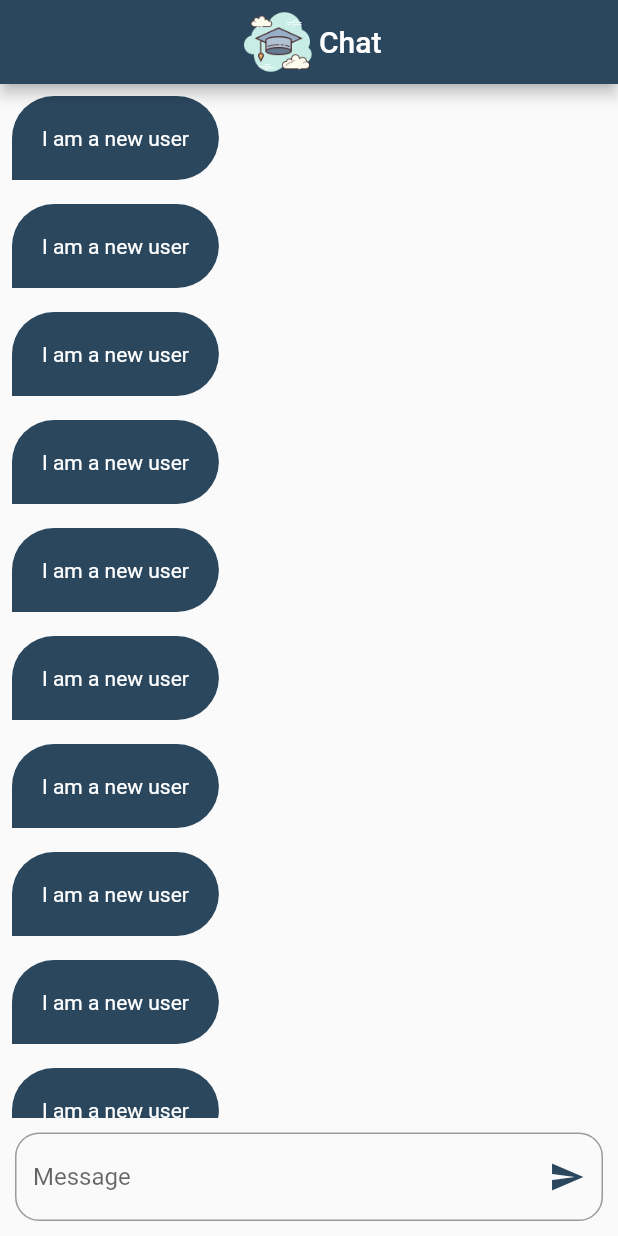
After one commit to saadadel279/flutter-chat_app, a Flutter app: the ChatScreen screen opened by its route, on a phone screen of 412 x 824 dp. The commit adds this screen. Run offline on Flutter 3.47's test engine with Material 2 defaults, Android fonts, the phone set to English and light mode, and no system bars; our stand-ins replace firebase_auth, firebase_core; accounts and stored records are empty.

Commit message:
chat Screen

```diff
--- /dev/null
+++ b/lib/Screens/Chat_Screen.dart
@@ -0,0 +1,51 @@
+import 'package:chat_app/constants.dart';
+import 'package:flutter/material.dart';
+
+import '../widgets/BubbleChat.dart';
+
+class ChatScreen extends StatelessWidget {
+  const ChatScreen({super.key});
+
+  @override
+  Widget build(BuildContext context) {
+    return  Scaffold(
+      appBar: AppBar(
+        automaticallyImplyLeading: false,
+        backgroundColor: KPrimaryBackgraund,
+          title: Row(
+            mainAxisAlignment: MainAxisAlignment.center,
+            children:  [
+              Image.asset(Klogo,
+              height: 55,),
+              const Text('Chat')
+            ],
+          ),
+      ),
+      body:Column(
+        children: [
+          Expanded(
+            child: ListView.builder(itemBuilder: (context,index){
+              return const bubbleChat();
+            }),
+
+          ),
+           Padding(
+            padding: const EdgeInsets.all(10),
+            child: TextField(
+              decoration: InputDecoration(
+                suffixIcon: const Icon(Icons.send,color: KPrimaryBackgraund,),
+                hintText: 'Message',
+                border: OutlineInputBorder(
+                  borderRadius: BorderRadius.circular(16),
+                  borderSide: const BorderSide(color: KPrimaryBackgraund),
+
+                )
+              ),
+            ),
+          )
+        ],
+      ),
+
+    );
+  }
+}
--- a/lib/Screens/Login_Screen.dart
+++ b/lib/Screens/Login_Screen.dart
@@ -74,6 +74,7 @@ class LoginScreen extends StatelessWidget {
           try{
             await loginUser();
             showSnackBar(context, 'Login Successful.');
+            Navigator.pushNamed(context, 'ChatScreen');
 
             } on FirebaseAuthException catch (e) {
               if (e.code == 'user-not-found') {
--- a/lib/constants.dart
+++ b/lib/constants.dart
@@ -1,3 +1,4 @@
 import 'package:flutter/material.dart';
 
 const KPrimaryBackgraund=Color(0xff2B475E);
+const Klogo='assets/images/scholar.png';
--- a/lib/main.dart
+++ b/lib/main.dart
@@ -3,6 +3,7 @@ import 'package:chat_app/Screens/SignUp_Screen.dart';
 import 'package:firebase_core/firebase_core.dart';
 import 'package:flutter/material.dart';
 
+import 'Screens/Chat_Screen.dart';
 import 'firebase_options.dart';
 
 void main()async {
@@ -19,9 +20,11 @@ class chatapp extends StatelessWidget {
   @override
   Widget build(BuildContext context) {
     return  MaterialApp(
+      debugShowCheckedModeBanner: false,
       routes: {
         'LoginScrean': (context) =>   LoginScreen(),
-        'SignUpScreen':(context) =>  const SignUpScreen()
+        'SignUpScreen':(context) =>  const SignUpScreen(),
+        'ChatScreen':(context) => const ChatScreen(),
       },
       initialRoute: 'LoginScrean',
 
--- /dev/null
+++ b/lib/widgets/BubbleChat.dart
@@ -0,0 +1,37 @@
+
+
+import 'package:flutter/material.dart';
+
+import '../constants.dart';
+
+class bubbleChat extends StatelessWidget {
+  const bubbleChat({
+    super.key,
+  });
+
+  @override
+  Widget build(BuildContext context) {
+    return Align(
+      alignment: Alignment.centerLeft,
+      child: Container(
+        padding: const EdgeInsets.all(20),
+
+        decoration: const BoxDecoration(
+          color: KPrimaryBackgraund,
+          borderRadius: BorderRadius.only(
+            topLeft: Radius.circular(35),
+            topRight: Radius.circular(35),
+            bottomRight: Radius.circular(35),
+          )
+          ),
+
+        margin: const EdgeInsets.all(8),
+        child: const Text('I am a new user',
+        style: TextStyle(
+          color: Colors.white,
+
+        ),),
+      ),
+    );
+  }
+}
--- a/pubspec.yaml
+++ b/pubspec.yaml
@@ -16,6 +16,7 @@ dependencies:
   cupertino_icons: ^1.0.2
   firebase_core: ^2.15.0
   firebase_auth: ^4.7.1
+  cloud_firestore: ^4.8.3
 
 dev_dependencies:
   flutter_test:
```
Also changed, not shown: pubspec.lock, 1 other file.
